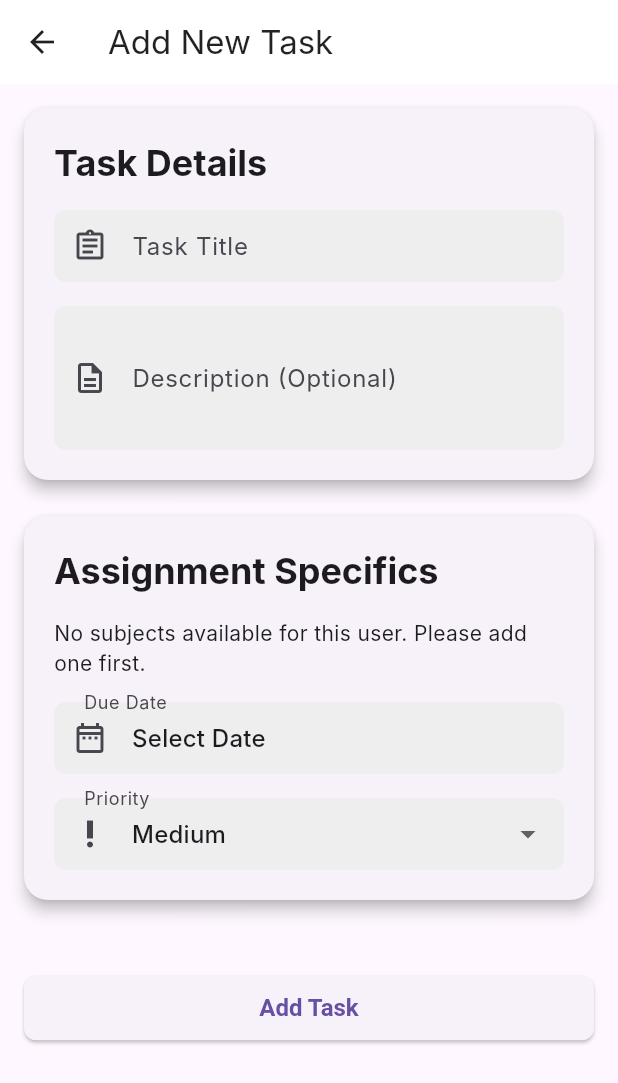
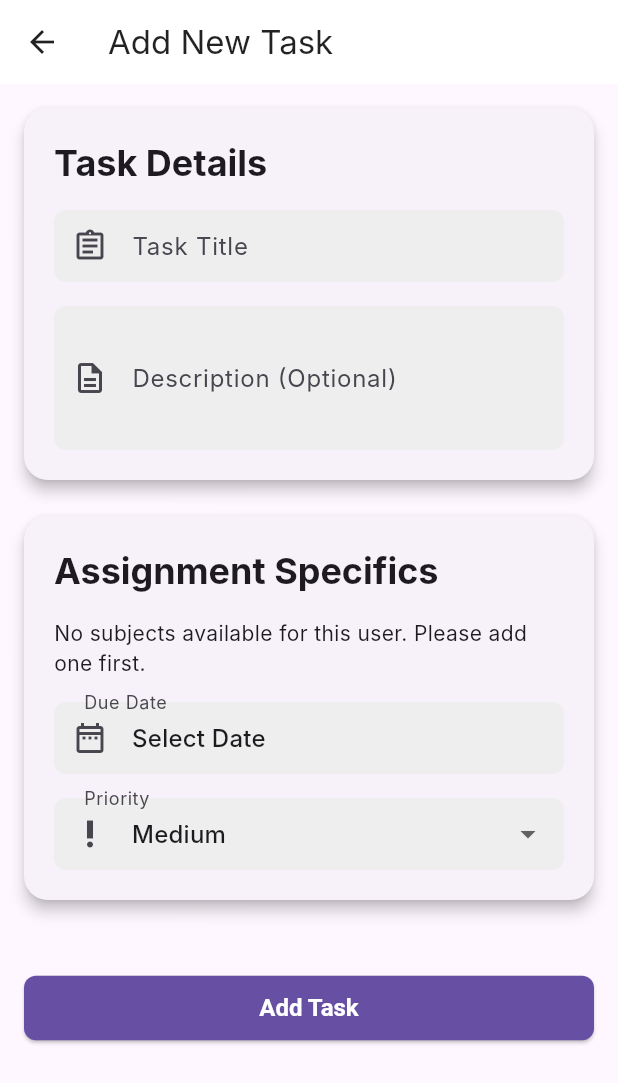
Before and after one commit to imanmysarah3108/skedule3, a Flutter app: the AddTaskPage screen opened by its route, on a phone screen of 412 x 824 dp. Shown: the top 1083 px of the screen. Run offline on Flutter 3.47's test engine with Material 3 defaults, Android fonts, the phone set to English and light mode, and no system bars; our stand-ins replace package_info_plus, supabase_flutter; accounts and stored records are empty; Roboto replaces fonts that are missing (Inter).

Commit message:
change saved button color to indicate user data is saved

```diff
--- a/lib/add_task.dart
+++ b/lib/add_task.dart
@@ -1,10 +1,7 @@
 import 'package:flutter/material.dart';
 import 'package:intl/intl.dart';
 import 'package:skedule3/main.dart';
-
-// Assuming Assignment class is defined in main.dart or is accessible
-// If not, you might need to copy its definition here or ensure main.dart is imported.
-// For this example, I'll assume it's correctly imported from main.dart.
+import 'dart:async'; // Import for Timer
 
 class AddTaskPage extends StatefulWidget {
   final Assignment? taskToEdit;
@@ -29,6 +26,10 @@ class _AddTaskPageState extends State<AddTaskPage> {
 
   final List<String> _priorityLevels = ['high', 'medium', 'low'];
 
+  // New state variables for button feedback
+  bool _isSuccess = false;
+  Timer? _successTimer;
+
   @override
   void initState() {
     super.initState();
@@ -46,6 +47,7 @@ class _AddTaskPageState extends State<AddTaskPage> {
   void dispose() {
     _titleController.dispose();
     _descriptionController.dispose();
+    _successTimer?.cancel(); // Cancel the timer to prevent memory leaks
     super.dispose();
   }
 
@@ -113,7 +115,11 @@ class _AddTaskPageState extends State<AddTaskPage> {
       return;
     }
 
-    setState(() => _isLoading = true);
+    setState(() {
+      _isLoading = true;
+      _isSuccess = false; // Reset success state
+    });
+    _successTimer?.cancel(); // Cancel any previous timer
 
     final userId = supabase.auth.currentUser?.id;
     if (userId == null) {
@@ -137,7 +143,6 @@ class _AddTaskPageState extends State<AddTaskPage> {
         await supabase.from('assignment').insert(taskData);
         if (mounted) {
           showSnackBar(context, 'Task added successfully!');
-          Navigator.of(context).pop();
         }
       } else {
         await supabase
@@ -146,9 +151,23 @@ class _AddTaskPageState extends State<AddTaskPage> {
             .eq('assignment_id', widget.taskToEdit!.assignmentId);
         if (mounted) {
           showSnackBar(context, 'Task updated successfully!');
+        }
+      }
+
+      // Set success state and start timer to revert
+      setState(() {
+        _isSuccess = true;
+      });
+      _successTimer = Timer(const Duration(seconds: 2), () {
+        if (mounted) {
+          setState(() {
+            _isSuccess = false;
+          });
+          // Pop the page after the color feedback is shown
           Navigator.of(context).pop();
         }
-      }
+      });
+
     } catch (e) {
       if (mounted) {
         showSnackBar(context, 'Failed to save task: $e', isError: true);
@@ -160,6 +179,16 @@ class _AddTaskPageState extends State<AddTaskPage> {
 
   @override
   Widget build(BuildContext context) {
+    // Determine the button's background color based on _isSuccess
+    final Color resolvedBackgroundColor = _isSuccess
+        ? Colors.green
+        : Theme.of(context).elevatedButtonTheme.style?.backgroundColor?.resolve({}) ?? Theme.of(context).colorScheme.primary;
+
+    // Determine the button's foreground color (text/icon)
+    final Color resolvedForegroundColor = _isSuccess
+        ? Colors.white
+        : Theme.of(context).elevatedButtonTheme.style?.foregroundColor?.resolve({}) ?? Theme.of(context).colorScheme.onPrimary;
+
     return Scaffold(
       appBar: AppBar(
         title: Text(widget.taskToEdit == null ? 'Add New Task' : 'Edit Task'),
@@ -313,6 +342,16 @@ class _AddTaskPageState extends State<AddTaskPage> {
                           child: Text(widget.taskToEdit == null
                               ? 'Add Task'
                               : 'Update Task'),
+                          style: ElevatedButton.styleFrom(
+                            padding: const EdgeInsets.symmetric(vertical: 12),
+                            shape: RoundedRectangleBorder(
+                              borderRadius: BorderRadius.circular(8),
+                            ),
+                            // Conditional background color and foreground color
+                            backgroundColor: resolvedBackgroundColor,
+                            foregroundColor: resolvedForegroundColor,
+                            // Removed overlayColor
+                          ),
                         ),
                         const SizedBox(height: 24),
                       ],
```
Also changed, not shown: lib/add_subject.dart (+17 -5 lines), lib/edit_class.dart (+56 -7 lines).
